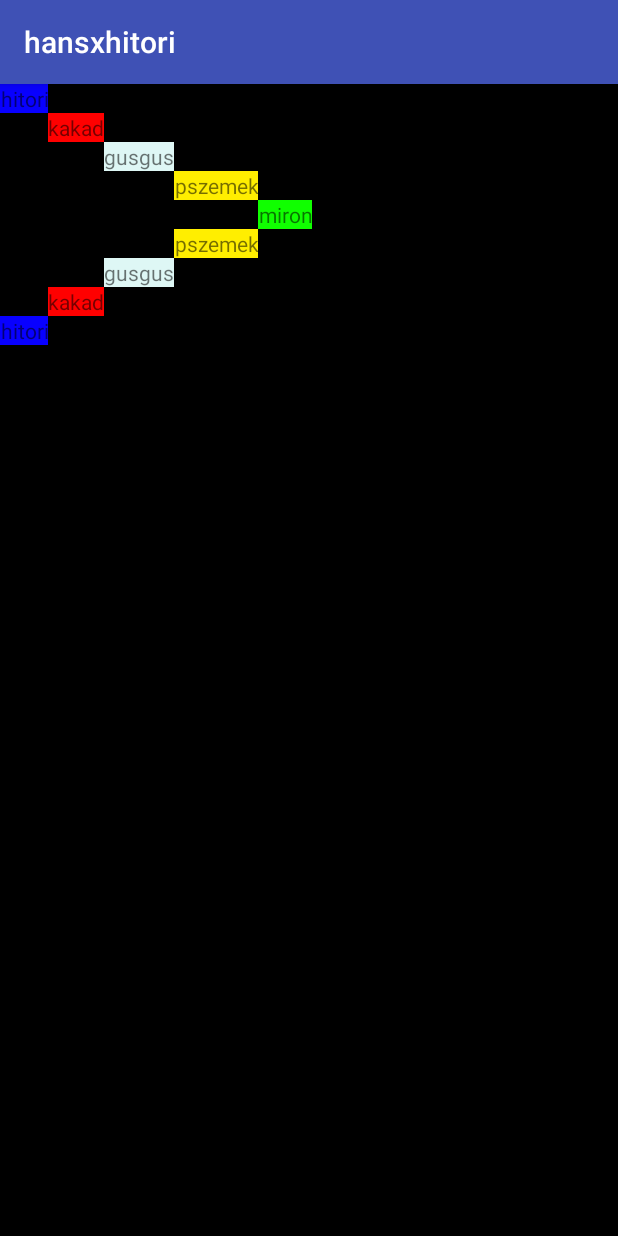
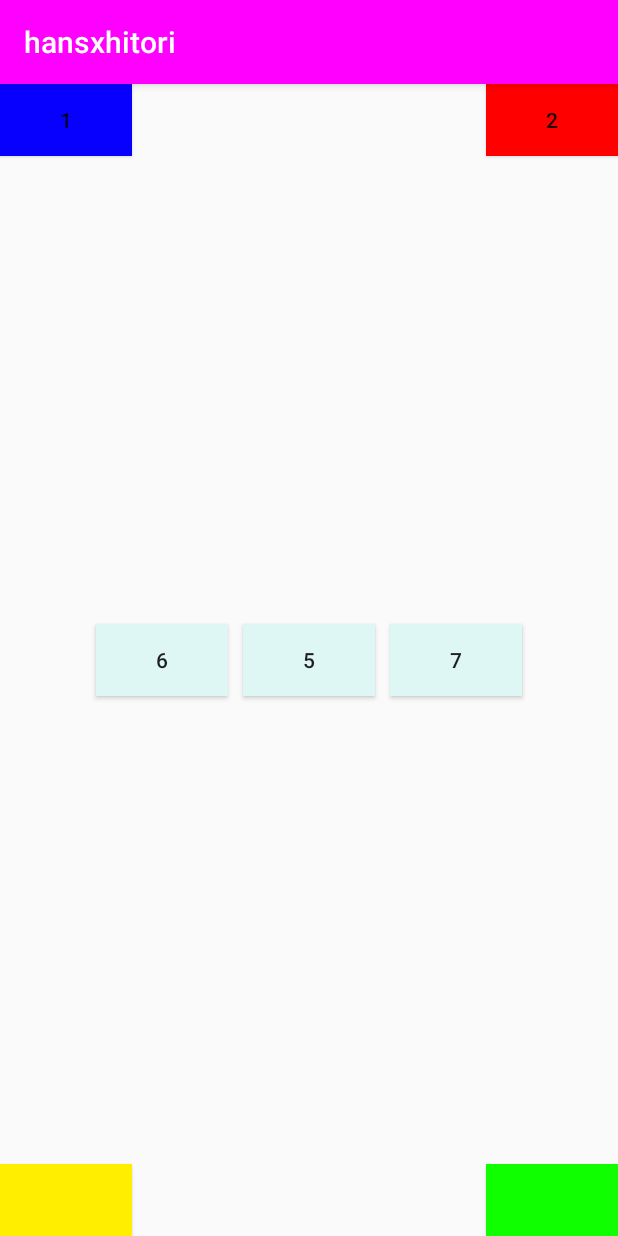
Before and after one commit to koisuru/dupa, an Android app: the screen it shows after launch (MainActivity), on a phone screen of 412 x 824 dp. Run offline under Robolectric (Android 15) with nearby library versions, the phone set to English and light mode, and no system bars.

Commit message:
hansxhitori

```diff
--- a/hansxhitori/app/src/main/java/pl/koisuru/hansxhitori/MainActivity.java
+++ b/hansxhitori/app/src/main/java/pl/koisuru/hansxhitori/MainActivity.java
@@ -8,6 +8,6 @@ public class MainActivity extends AppCompatActivity {
     @Override
     protected void onCreate(Bundle savedInstanceState) {
         super.onCreate(savedInstanceState);
-        setContentView(R.layout.gg);
+        setContentView(R.layout.jd);
     }
 }
--- /dev/null
+++ b/hansxhitori/app/src/main/res/layout/jd.xml
@@ -0,0 +1,72 @@
+<?xml version="1.0" encoding="utf-8"?>
+<RelativeLayout xmlns:android="http://schemas.android.com/apk/res/android"
+    android:layout_width="match_parent"
+    android:layout_height="match_parent"
+    android:orientation="vertical">
+
+    <Button
+        android:id="@+id/czerwony"
+        android:layout_width="wrap_content"
+        android:layout_height="wrap_content"
+        android:background="@color/pszemek"
+        android:text="1"/>
+    <Button
+        android:id="@+id/czer"
+        android:layout_width="wrap_content"
+        android:layout_height="wrap_content"
+        android:background="@color/gusgus"
+      android:layout_alignParentRight="true"
+        android:text="2"/>
+
+
+    <Button
+        android:id="@+id/q"
+        android:layout_width="wrap_content"
+        android:layout_height="wrap_content"
+        android:background="@color/miron"
+        android:layout_centerVertical="true"
+        android:layout_toRightOf="@+id/w"
+        android:layout_alignTop="@+id/w"
+        android:text="7"
+
+        />
+
+    <Button
+        android:id="@+id/w"
+        android:layout_width="wrap_content"
+        android:layout_height="wrap_content"
+        android:background="@color/miron"
+        android:layout_centerHorizontal="true"
+        android:layout_centerVertical="true"
+        android:layout_margin="10dp"
+        android:text="5"
+        />
+
+    <Button
+        android:id="@+id/e"
+        android:layout_width="wrap_content"
+        android:layout_height="wrap_content"
+        android:background="@color/miron"
+        android:layout_centerVertical="true"
+        android:layout_toLeftOf="@+id/w"
+        android:layout_alignTop="@+id/w"
+        android:text="6"/>
+
+    <Button
+        android:id="@+id/r"
+        android:layout_width="wrap_content"
+        android:layout_height="wrap_content"
+        android:background="@color/ande"
+        android:layout_alignParentBottom="true"
+        android:layout_alignParentRight="true"
+     />
+    <Button
+        android:id="@+id/t"
+        android:layout_width="wrap_content"
+        android:layout_height="wrap_content"
+        android:background="@color/hitor"
+        android:layout_alignParentBottom="true"
+       />
+
+
+</RelativeLayout>
--- a/hansxhitori/app/src/main/res/values/colors.xml
+++ b/hansxhitori/app/src/main/res/values/colors.xml
@@ -1,7 +1,7 @@
 <?xml version="1.0" encoding="utf-8"?>
 <resources>
-    <color name="colorPrimary">#3F51B5</color>
-    <color name="colorPrimaryDark">#303F9F</color>
+    <color name="colorPrimary">#ff00ff</color>
+    <color name="colorPrimaryDark">#80309f</color>
     <color name="colorAccent">#FF4081</color>
     <color name="pszemek">#0800ff</color>
     <color name="hitor">#ffee00</color>
```
